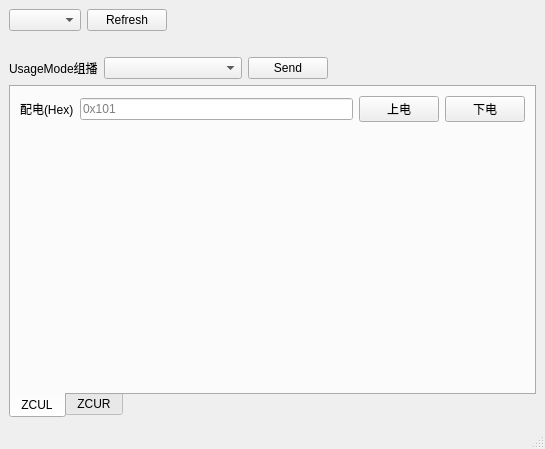
Qt form app/ui/MainWindow.ui (YEZZESDXHN/SomeIPClient) before a commit.
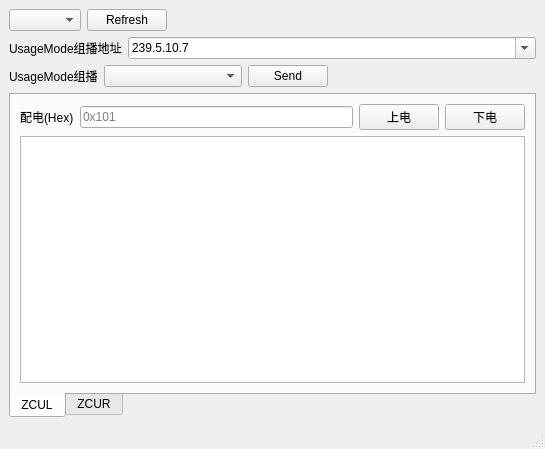
The same form after that commit.

Patch:
```diff
--- a/app/ui/MainWindow.ui
+++ b/app/ui/MainWindow.ui
@@ -23,19 +23,6 @@
    <layout class="QVBoxLayout" name="verticalLayout">
     <item>
      <layout class="QGridLayout" name="gridLayout">
-      <item row="2" column="0">
-       <spacer name="horizontalSpacer_2">
-        <property name="orientation">
-         <enum>Qt::Orientation::Horizontal</enum>
-        </property>
-        <property name="sizeHint" stdset="0">
-         <size>
-          <width>40</width>
-          <height>20</height>
-         </size>
-        </property>
-       </spacer>
-      </item>
       <item row="3" column="0">
        <layout class="QHBoxLayout" name="horizontalLayout" stretch="0,2,0,3">
         <item>
@@ -103,6 +90,40 @@
         </item>
        </layout>
       </item>
+      <item row="2" column="0">
+       <layout class="QHBoxLayout" name="horizontalLayout_5">
+        <item>
+         <widget class="QLabel" name="label_4">
+          <property name="sizePolicy">
+           <sizepolicy hsizetype="Fixed" vsizetype="Fixed">
+            <horstretch>0</horstretch>
+            <verstretch>0</verstretch>
+           </sizepolicy>
+          </property>
+          <property name="text">
+           <string>UsageMode组播地址</string>
+          </property>
+         </widget>
+        </item>
+        <item>
+         <widget class="QComboBox" name="comboBox_multicast">
+          <property name="editable">
+           <bool>true</bool>
+          </property>
+          <item>
+           <property name="text">
+            <string>239.5.10.7</string>
+           </property>
+          </item>
+          <item>
+           <property name="text">
+            <string>239.5.1.2</string>
+           </property>
+          </item>
+         </widget>
+        </item>
+       </layout>
+      </item>
      </layout>
     </item>
     <item>
@@ -151,17 +172,7 @@
          </layout>
         </item>
         <item>
-         <spacer name="verticalSpacer">
-          <property name="orientation">
-           <enum>Qt::Orientation::Vertical</enum>
-          </property>
-          <property name="sizeHint" stdset="0">
-           <size>
-            <width>20</width>
-            <height>178</height>
-           </size>
-          </property>
-         </spacer>
+         <widget class="QTableView" name="tableView_FuseIDL"/>
         </item>
        </layout>
       </widget>
```
Left out of the diff: 12 changed lines with no effect on the pictures.
